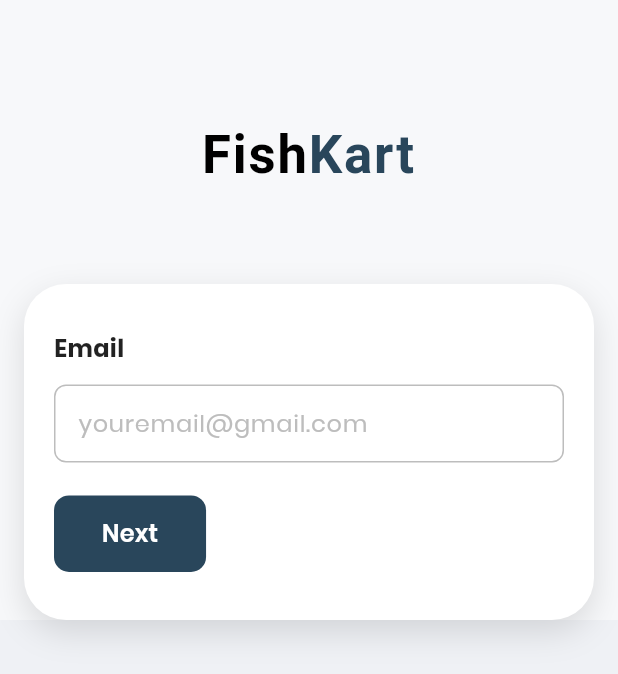
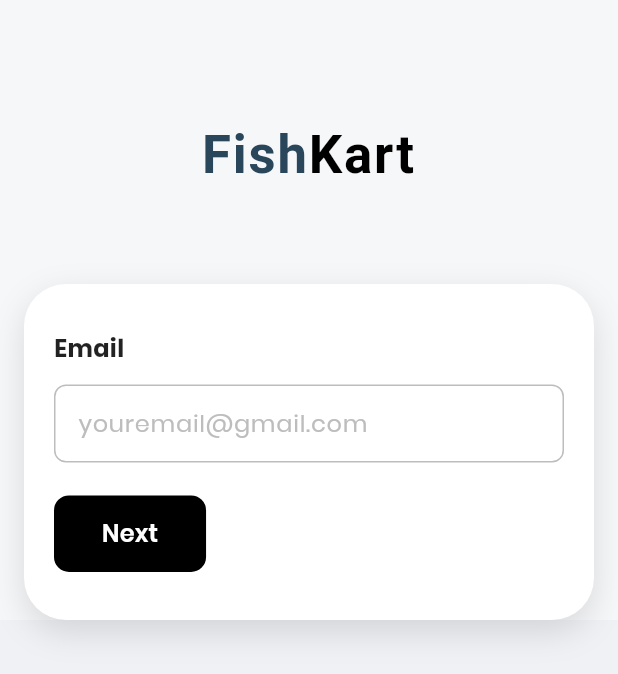
Before and after one commit to Afnanafsal/nexoEShopee, a Flutter app: the screen it shows after launch, after a tap on "Forgot Password?", on a phone screen of 412 x 824 dp. Shown: the top 674 px of the screen. Run offline on Flutter 3.47's test engine with Material 3 defaults, Android fonts, the phone set to English and light mode, and no system bars; our stand-ins replace cloud_firestore, firebase_auth, firebase_core, flutter_rating_bar, flutter_riverpod, flutter_screenutil and 10 more; missing offline and left inert: enum_to_string, flutter_facebook_auth, razorpay_flutter; accounts and stored records are empty; project files that could hold a hidden picture were left out.

Commit message:
feat: Update text colors for improved readability and aesthetics across multiple screens

```diff
--- a/lib/screens/change_display_name/components/change_display_name_form.dart
+++ b/lib/screens/change_display_name/components/change_display_name_form.dart
@@ -51,11 +51,11 @@ class _ChangeDisplayNameFormState extends State<ChangeDisplayNameForm> {
                 children: const [
                   TextSpan(
                     text: 'Fish',
-                    style: TextStyle(color: Colors.black),
+                    style: TextStyle(color: Color(0xFF29465B)),
                   ),
                   TextSpan(
                     text: 'Kart',
-                    style: TextStyle(color: Color(0xFF29465B)),
+                    style: TextStyle(color: Color(0xFF000000)),
                   ),
                 ],
               ),
--- a/lib/screens/change_email/components/change_email_form.dart
+++ b/lib/screens/change_email/components/change_email_form.dart
@@ -53,11 +53,11 @@ class _ChangeEmailFormState extends State<ChangeEmailForm> {
                 children: const [
                   TextSpan(
                     text: 'Fish',
-                    style: TextStyle(color: Colors.black),
+                    style: TextStyle(color: Color(0xFF29465B)),
                   ),
                   TextSpan(
                     text: 'Kart',
-                    style: TextStyle(color: Color(0xFF29465B)),
+                    style: TextStyle(color: Color(0xFF000000)),
                   ),
                 ],
               ),
--- a/lib/screens/change_password/components/change_password_form.dart
+++ b/lib/screens/change_password/components/change_password_form.dart
@@ -52,11 +52,11 @@ class _ChangePasswordFormState extends State<ChangePasswordForm> {
                 children: const [
                   TextSpan(
                     text: 'Fish',
-                    style: TextStyle(color: Colors.black),
+                    style: TextStyle(color: Color(0xFF29465B)),
                   ),
                   TextSpan(
                     text: 'Kart',
-                    style: TextStyle(color: Color(0xFF29465B)),
+                    style: TextStyle(color: Color(0xFF000000)),
                   ),
                 ],
               ),
--- a/lib/screens/forgot_password/components/body.dart
+++ b/lib/screens/forgot_password/components/body.dart
@@ -6,7 +6,7 @@ class Body extends StatelessWidget {
   @override
   Widget build(BuildContext context) {
     return Container(
-      color: const Color(0xFFF7F8FA), // very light grey
+      color: const Color(0xFFFFFFFF).withOpacity(0.41), // very light grey with 41% opacity
       child: SafeArea(
         child: SingleChildScrollView(
           physics: BouncingScrollPhysics(),
@@ -27,15 +27,15 @@ class Body extends StatelessWidget {
                     TextSpan(
                       text: 'Fish',
                       style: TextStyle(
-                      color: Colors.black,
+                      color: Color(0xFF29465B),
                       fontSize: getProportionateScreenWidth(32),
                       ),
                     ),
                     TextSpan(
                       text: 'Kart',
                       style: TextStyle(
-                      color: Color(0xFF29465B),
-                      fontSize: getProportionateScreenWidth(32),
+                        color: Colors.black,
+                        fontSize: getProportionateScreenWidth(32),
                       ),
                     ),
                   ],
@@ -148,7 +148,7 @@ class _ForgotPasswordFormExactState extends State<ForgotPasswordFormExact> {
           child: ElevatedButton(
             onPressed: _isLoading ? null : _sendResetLink,
             style: ElevatedButton.styleFrom(
-              backgroundColor: Color(0xFF29465B),
+              backgroundColor: Color(0xFF000000),
               shape: RoundedRectangleBorder(
                 borderRadius: BorderRadius.circular(10),
               ),
--- a/lib/screens/sign_in/components/body.dart
+++ b/lib/screens/sign_in/components/body.dart
@@ -11,7 +11,7 @@ class Body extends StatelessWidget {
   @override
   Widget build(BuildContext context) {
     return Scaffold(
-      backgroundColor: const Color(0xFFF5F6F8),
+      backgroundColor: const Color(0xFFEFF1F5),
       body: Center(
         child: SingleChildScrollView(
           physics: BouncingScrollPhysics(),
@@ -32,11 +32,11 @@ class Body extends StatelessWidget {
                   children: [
                     TextSpan(
                       text: 'Fish',
-                      style: TextStyle(color: Colors.black),
+                      style: TextStyle(color: Color(0xFF29465B)),
                     ),
                     TextSpan(
                       text: 'Kart',
-                      style: TextStyle(color: Color(0xFF29465B)),
+                      style: TextStyle(color: Color(0xFF000000)),
                     ),
                   ],
                 ),
--- a/lib/screens/sign_up/components/body.dart
+++ b/lib/screens/sign_up/components/body.dart
@@ -7,7 +7,7 @@ class Body extends StatelessWidget {
   @override
   Widget build(BuildContext context) {
     return Scaffold(
-      backgroundColor: const Color(0xF5F6F8FF), // light background
+      backgroundColor: const Color(0xEFF1F5FF), // light background
       body: Center(
         child: SingleChildScrollView(
           physics: BouncingScrollPhysics(),
@@ -28,11 +28,11 @@ class Body extends StatelessWidget {
                   children: [
                     TextSpan(
                       text: 'Fish',
-                      style: TextStyle(color: Colors.black),
+                      style: TextStyle(color: Color(0xFF29465B)),
                     ),
                     TextSpan(
                       text: 'Kart',
-                      style: TextStyle(color: Color(0xFF29465B)),
+                      style: TextStyle(color: Color(0xFF000000)),
                     ),
                   ],
                 ),
```
Also changed, not shown: lib/screens/change_display_picture/components/body.dart (+19 -9 lines).
